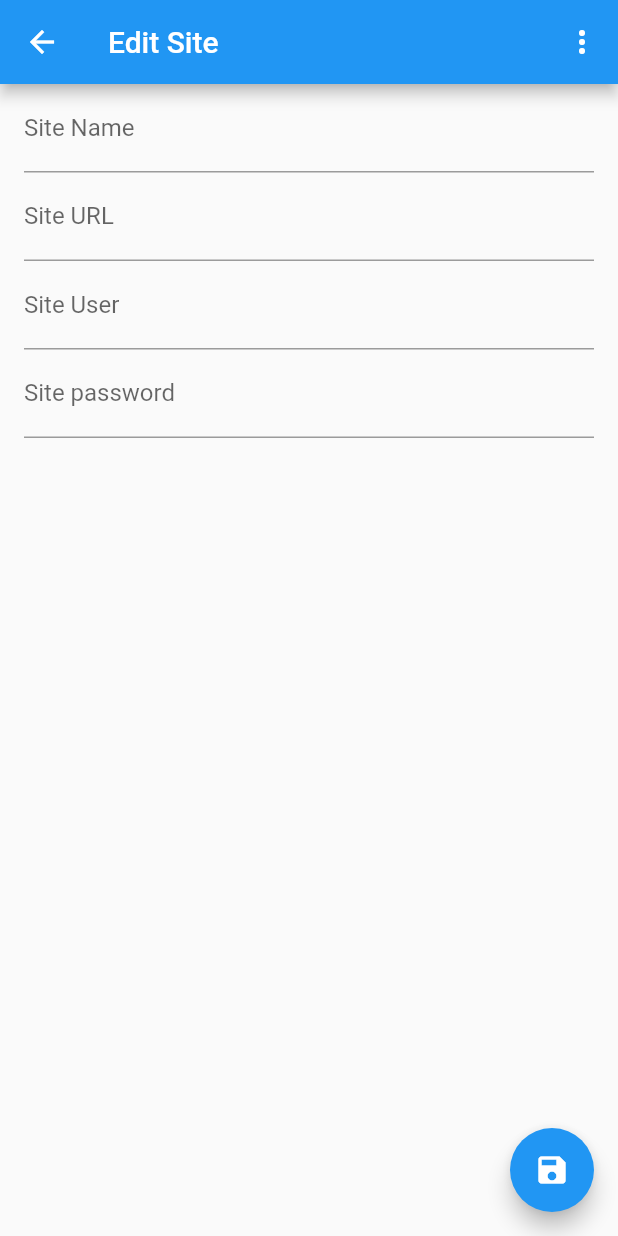
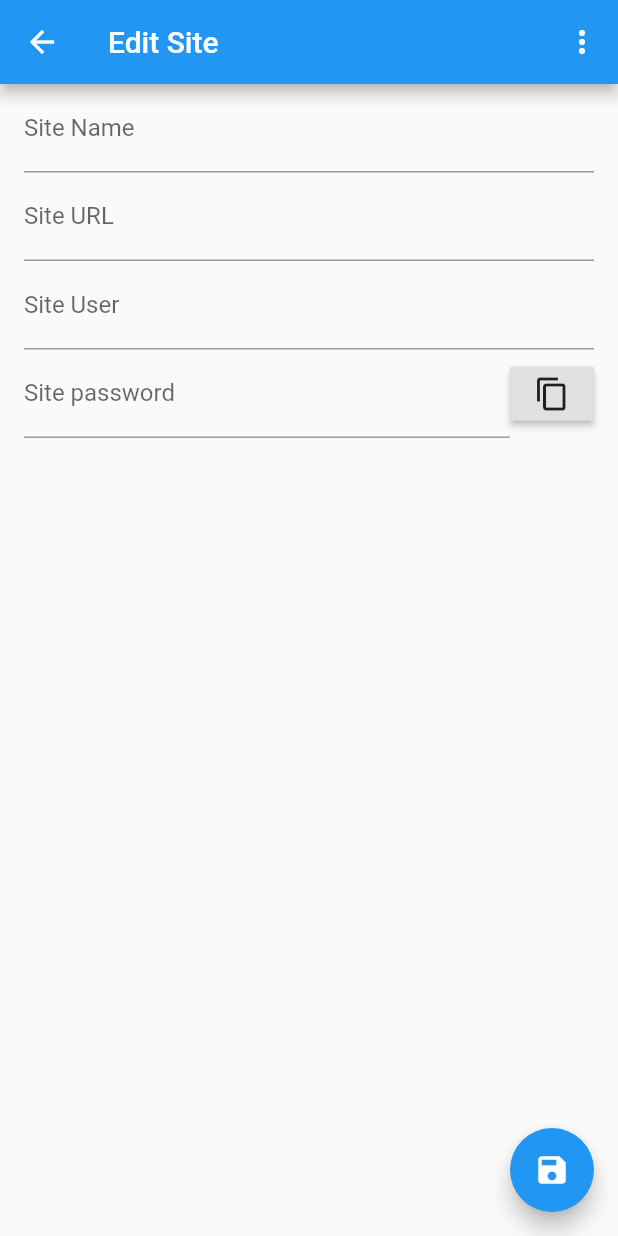
Before and after one commit to seralbdev/guaysin-flutter, a Flutter app: the SiteEditorPage screen opened directly with empty values, on a phone screen of 412 x 824 dp. Run offline on Flutter 3.47's test engine with Material 2 defaults, Android fonts, the phone set to English and light mode, and no system bars; our stand-ins replace flutter_secure_storage, local_auth, shared_preferences, sqflite; missing offline and left inert: flutter_string_encryption; accounts and stored records are empty.

Commit message:
copy password to clipboard

```diff
--- a/lib/ui/siteEditorPage.dart
+++ b/lib/ui/siteEditorPage.dart
@@ -1,4 +1,5 @@
 import 'package:flutter/material.dart';
+import 'package:flutter/services.dart';
 import 'package:flutter/widgets.dart';
 import 'package:guaysin/services/localStorage.dart';
 import 'package:guaysin/services/siteData.dart';
@@ -48,21 +49,26 @@ class _SiteEditorPageState extends State<SiteEditorPage> {
     site.siteUrl = _siteUrlController.text;
     site.siteUser = _siteUserController.text;
     site.sitePassword = _sitePwdController.text;
-    await localStorage.saveSite(site,true);
+    await localStorage.saveSite(site, true);
     //this.setState((){});
     Navigator.pop(context);
   }
 
-  void deleteSite(){
-    if(site.siteId!=null){
+  void onCopyPassword(){
+    final cd = new ClipboardData(text:_sitePwdController.text);
+    Clipboard.setData(cd);
+  }
+
+  void deleteSite() {
+    if (site.siteId != null) {
       var localStorage = getLocalStorage();
       localStorage.deleteSite(site);
       Navigator.pop(context);
     }
   }
 
-  void popupMenuSelected(PageMenuOptions valueSelected){
-    switch(valueSelected){
+  void popupMenuSelected(PageMenuOptions valueSelected) {
+    switch (valueSelected) {
       case PageMenuOptions.DELETE:
         deleteSite();
     }
@@ -70,7 +76,7 @@ class _SiteEditorPageState extends State<SiteEditorPage> {
 
   @override
   void initState() {
-    if(site!=null) {
+    if (site != null) {
       _siteNameController.text = site.siteName;
       _siteUrlController.text = site.siteUrl;
       _siteUserController.text = site.siteUser;
@@ -85,18 +91,17 @@ class _SiteEditorPageState extends State<SiteEditorPage> {
     final DateTime today = new DateTime.now();
 
     return new Scaffold(
-        appBar: new AppBar(title: const Text('Edit Site'),
-        actions: <Widget>[
+        appBar: new AppBar(title: const Text('Edit Site'), actions: <Widget>[
           // overflow menu
           PopupMenuButton<PageMenuOptions>(
               onSelected: popupMenuSelected,
-            itemBuilder: (BuildContext context) => <PopupMenuEntry<PageMenuOptions>>[
+              itemBuilder: (BuildContext context) =>
+                  <PopupMenuEntry<PageMenuOptions>>[
                     const PopupMenuItem<PageMenuOptions>(
                       value: PageMenuOptions.DELETE,
                       child: const Text('Delete'),
                     ),
-            ]
-          ),
+                  ]),
         ]),
         body: new Form(
             key: _formKey,
@@ -107,7 +112,8 @@ class _SiteEditorPageState extends State<SiteEditorPage> {
               children: <Widget>[
                 new Container(
                   child: new TextField(
-                    decoration: const InputDecoration(labelText: "Site Name", hintText: "Site name?"),
+                    decoration: const InputDecoration(
+                        labelText: "Site Name", hintText: "Site name?"),
                     autocorrect: false,
                     controller: _siteNameController,
                     //onChanged: (String value) {
@@ -117,7 +123,8 @@ class _SiteEditorPageState extends State<SiteEditorPage> {
                 ),
                 new Container(
                   child: new TextField(
-                    decoration: const InputDecoration(labelText: "Site URL", hintText: "Site url?"),
+                    decoration: const InputDecoration(
+                        labelText: "Site URL", hintText: "Site url?"),
                     autocorrect: false,
                     controller: _siteUrlController,
                     //onChanged: (String value) {
@@ -127,7 +134,8 @@ class _SiteEditorPageState extends State<SiteEditorPage> {
                 ),
                 new Container(
                   child: new TextField(
-                    decoration: const InputDecoration(labelText: "Site User", hintText: "Site user?"),
+                    decoration: const InputDecoration(
+                        labelText: "Site User", hintText: "Site user?"),
                     autocorrect: false,
                     controller: _siteUserController,
                     //onChanged: (String value) {
@@ -136,22 +144,30 @@ class _SiteEditorPageState extends State<SiteEditorPage> {
                   ),
                 ),
                 new Container(
-                  child: new TextField(
-                    decoration: const InputDecoration(labelText: "Site password", hintText: "Site password?"),
+                    child: new Row(children: <Widget>[
+                      new Flexible(
+
+                  child:new TextField(
+                    decoration: const InputDecoration(
+                        labelText: "Site password", hintText: "Site password?"),
                     autocorrect: false,
                     controller: _sitePwdController,
                     //onChanged: (String value) {
                     //  _sitePwdController.text = value;
                     //},
-                  ),
-                ),
+                  )),
+                  new MaterialButton(
+                    minWidth:10.0,
+                    color: const Color(0xFFe0e0e0),
+                    child: new Icon(Icons.content_copy),
+                    onPressed: onCopyPassword,
+                  )
+                ])),
               ],
             )),
         floatingActionButton: new FloatingActionButton(
             onPressed: _onSaveSite,
             tooltip: 'Save changes',
-                child: new Icon(Icons.save)
-            ));
+            child: new Icon(Icons.save)));
   }
-
 }
```
Lines whose indentation alone changed are shown as unchanged.
